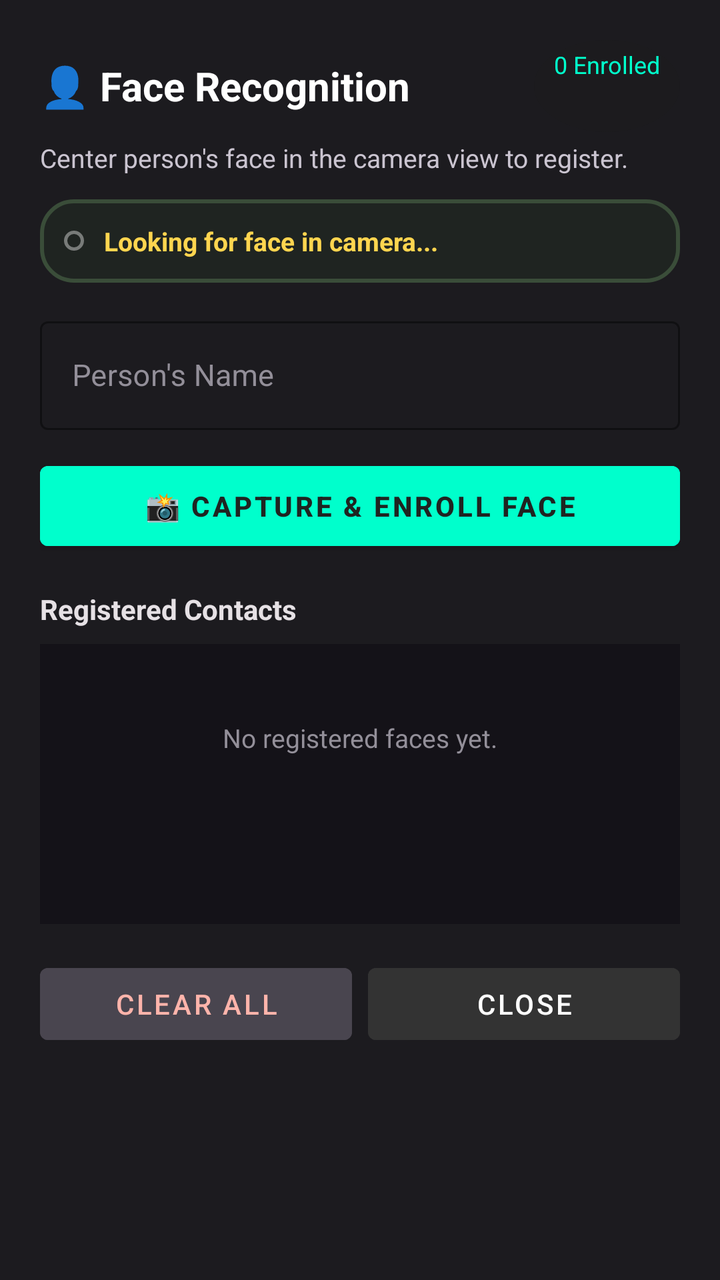
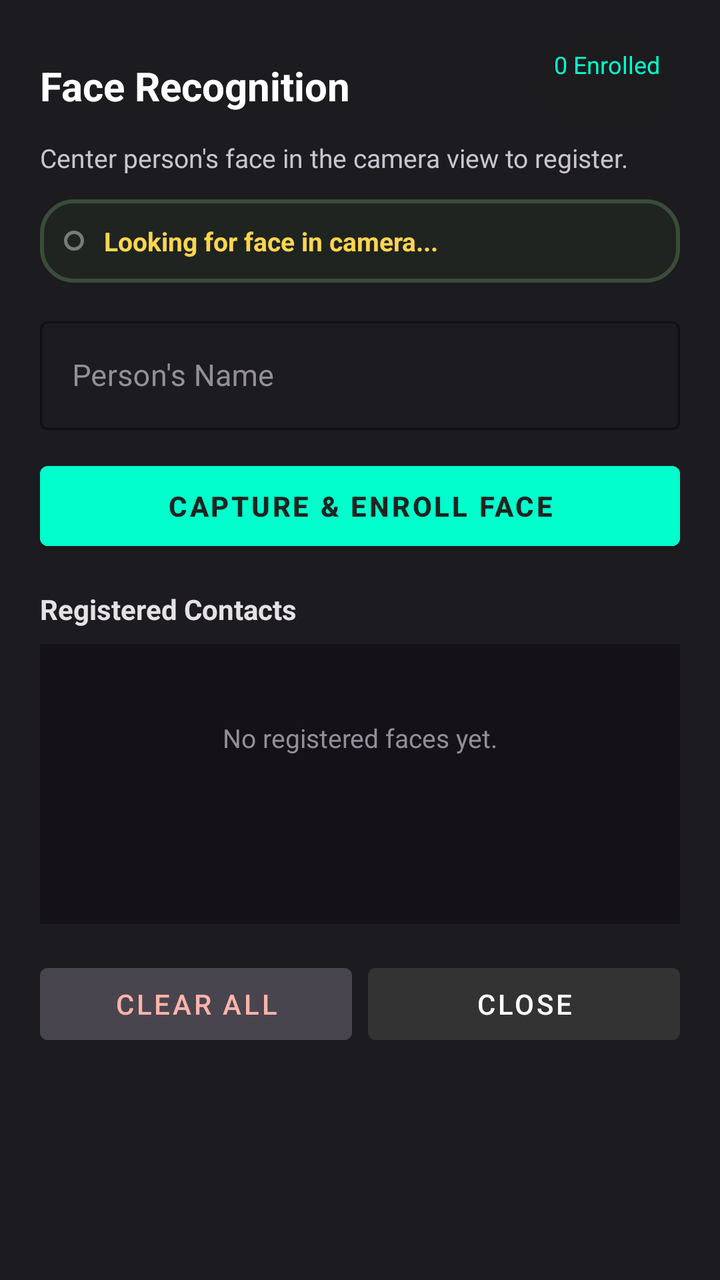

Compare the two renders of this Android layout. The source of the first and the diff that turns it into the second are given below.
<!-- AndroidManifest.xml: application theme Theme.BlindCap -->
<!-- res/layout/dialog_face_enroll.xml -->
<?xml version="1.0" encoding="utf-8"?>
<LinearLayout xmlns:android="http://schemas.android.com/apk/res/android"
    xmlns:app="http://schemas.android.com/apk/res-auto"
    android:layout_width="match_parent"
    android:layout_height="wrap_content"
    android:orientation="vertical"
    android:background="#1C1B1F"
    android:padding="20dp">

    
    <LinearLayout
        android:layout_width="match_parent"
        android:layout_height="wrap_content"
        android:orientation="horizontal"
        android:gravity="center_vertical"
        android:paddingBottom="4dp">

        <TextView
            android:layout_width="0dp"
            android:layout_height="wrap_content"
            android:layout_weight="1"
            android:text="👤 Face Recognition"
            android:textColor="#FFFFFF"
            android:textSize="20sp"
            android:textStyle="bold" />

        <TextView
            android:id="@+id/txtFaceLiveCount"
            android:layout_width="wrap_content"
            android:layout_height="wrap_content"
            android:background="@drawable/circle_btn_bg"
            android:text="0 Enrolled"
            android:textColor="#00FFCC"
            android:textSize="12sp"
            android:paddingHorizontal="10dp"
            android:paddingVertical="4dp" />
    </LinearLayout>

    <TextView
        android:layout_width="wrap_content"
        android:layout_height="wrap_content"
        android:text="Center person's face in the camera view to register."
        android:textColor="#CAC4D0"
        android:textSize="13sp"
        android:paddingBottom="12dp" />

    
    <LinearLayout
        android:layout_width="match_parent"
        android:layout_height="wrap_content"
        android:orientation="horizontal"
        android:gravity="center_vertical"
        android:background="@drawable/card_mode_bg"
        android:padding="12dp"
        android:layout_marginBottom="14dp">

        <View
            android:id="@+id/viewFaceStatusDot"
            android:layout_width="10dp"
            android:layout_height="10dp"
            android:background="@drawable/reticle_circle"
            android:layout_marginEnd="10dp" />

        <TextView
            android:id="@+id/txtFaceAlignmentStatus"
            android:layout_width="0dp"
            android:layout_height="wrap_content"
            android:layout_weight="1"
            android:text="Looking for face in camera..."
            android:textColor="#FFD54F"
            android:textSize="13sp"
            android:textStyle="bold" />
    </LinearLayout>

    
    <com.google.android.material.textfield.TextInputLayout
        android:id="@+id/inputLayoutFaceName"
        android:layout_width="match_parent"
        android:layout_height="wrap_content"
        android:hint="Person's Name"
        app:boxStrokeColor="#00FFCC"
        app:hintTextColor="#00FFCC"
        android:textColorHint="#938F99"
        style="@style/Widget.MaterialComponents.TextInputLayout.OutlinedBox"
        android:layout_marginBottom="12dp">

        <com.google.android.material.textfield.TextInputEditText
            android:id="@+id/editFaceName"
            android:layout_width="match_parent"
            android:layout_height="wrap_content"
            android:inputType="textPersonName|textCapWords"
            android:textColor="#FFFFFF"
            android:textSize="15sp"
            android:maxLines="1" />
    </com.google.android.material.textfield.TextInputLayout>

    
    <Button
        android:id="@+id/btnCaptureFace"
        android:layout_width="match_parent"
        android:layout_height="52dp"
        android:text="📸 Capture &amp; Enroll Face"
        android:backgroundTint="#00FFCC"
        android:textColor="#1F2421"
        android:textSize="14sp"
        android:textStyle="bold"
        android:layout_marginBottom="16dp" />

    
    <TextView
        android:layout_width="wrap_content"
        android:layout_height="wrap_content"
        android:text="Registered Contacts"
        android:textColor="#E6E1E5"
        android:textSize="14sp"
        android:textStyle="bold"
        android:paddingBottom="8dp" />

    <ScrollView
        android:layout_width="match_parent"
        android:layout_height="140dp"
        android:background="#141218"
        android:padding="8dp"
        android:layout_marginBottom="16dp">

        <LinearLayout
            android:id="@+id/layoutEnrolledContactsList"
            android:layout_width="match_parent"
            android:layout_height="wrap_content"
            android:orientation="vertical">

            <TextView
                android:id="@+id/txtNoContactsPlaceholder"
                android:layout_width="match_parent"
                android:layout_height="wrap_content"
                android:text="No registered faces yet."
                android:textColor="#938F99"
                android:textSize="13sp"
                android:gravity="center"
                android:paddingVertical="30dp" />
        </LinearLayout>
    </ScrollView>

    
    <LinearLayout
        android:layout_width="match_parent"
        android:layout_height="wrap_content"
        android:orientation="horizontal">

        <Button
            android:id="@+id/btnClearAllFaces"
            android:layout_width="0dp"
            android:layout_height="48dp"
            android:layout_weight="1"
            android:text="Clear All"
            android:backgroundTint="#49454F"
            android:textColor="#FFB4AB"
            android:layout_marginEnd="8dp" />

        <Button
            android:id="@+id/btnCloseFaceDialog"
            android:layout_width="0dp"
            android:layout_height="48dp"
            android:layout_weight="1"
            android:text="Close"
            android:backgroundTint="#333333"
            android:textColor="#FFFFFF" />
    </LinearLayout>

</LinearLayout>
<!-- resources referenced by this layout -->
<resources>
  <!-- drawable card_mode_bg (drawable) -->
  <shape xmlns:android="http://schemas.android.com/apk/res/android"
      android:shape="rectangle">
      <solid android:color="#1F2421" />
      <stroke
          android:width="2dp"
          android:color="#3A4D39" />
      <corners android:radius="16dp" />
  </shape>
  <!-- drawable circle_btn_bg (drawable) -->
  <ripple xmlns:android="http://schemas.android.com/apk/res/android"
      android:color="#33FFFFFF">
      <item>
          <shape android:shape="oval">
              <solid android:color="#661C1C1C" />
              <size
                  android:width="46dp"
                  android:height="46dp" />
          </shape>
      </item>
  </ripple>
  <!-- drawable reticle_circle (drawable) -->
  <shape xmlns:android="http://schemas.android.com/apk/res/android"
      android:shape="oval">
      <stroke
          android:width="1.5dp"
          android:color="#66FFFFFF" />
      <solid android:color="#00000000" />
      <size
          android:width="48dp"
          android:height="48dp" />
  </shape>
  <style name="Theme.BlindCap" parent="Theme.MaterialComponents.DayNight.NoActionBar">
          <item name="android:statusBarColor">@color/black</item>
          <item name="android:navigationBarColor">@color/black</item>
      </style>
  <color name="black">#FF000000</color>
</resources>

<!-- the commit's change to res/layout/dialog_face_enroll.xml (unified diff, before → after) -->
@@ -19,7 +19,7 @@
             android:layout_width="0dp"
             android:layout_height="wrap_content"
             android:layout_weight="1"
-            android:text="👤 Face Recognition"
+            android:text="Face Recognition"
             android:textColor="#FFFFFF"
             android:textSize="20sp"
             android:textStyle="bold" />
@@ -99,7 +99,7 @@
         android:id="@+id/btnCaptureFace"
         android:layout_width="match_parent"
         android:layout_height="52dp"
-        android:text="📸 Capture &amp; Enroll Face"
+        android:text="Capture &amp; Enroll Face"
         android:backgroundTint="#00FFCC"
         android:textColor="#1F2421"
         android:textSize="14sp"
